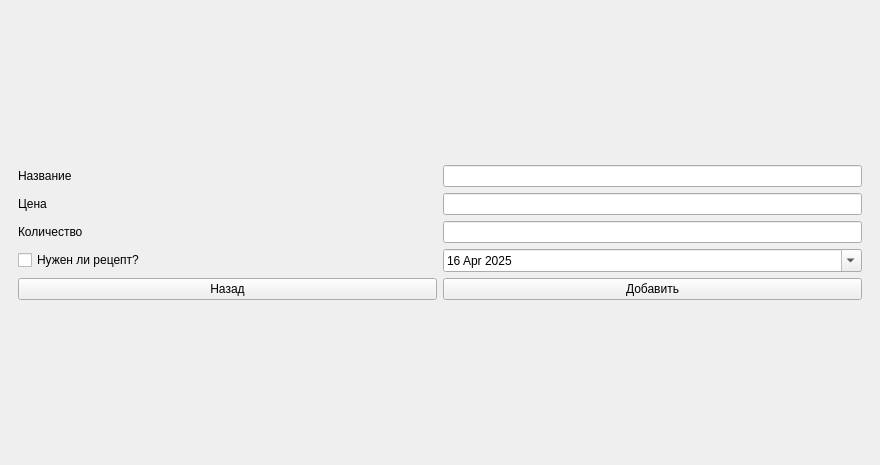
Above: mainwindow.ui from Toxicattack4up/AptekaService before the change. Below: the same form after it.
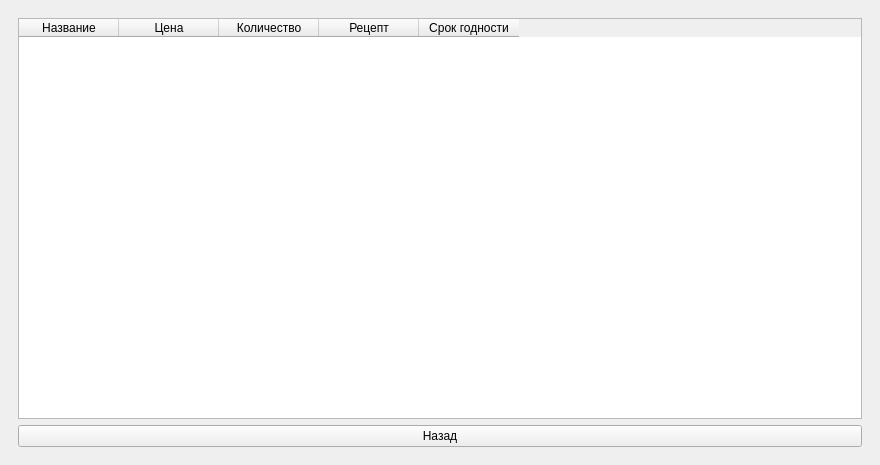
That is the form after the change.

Commit message: Новая звезда проекта: Таблица

The edit to the form file:
```diff
--- a/mainwindow.ui
+++ b/mainwindow.ui
@@ -24,7 +24,7 @@
     <item row="0" column="0">
      <widget class="QStackedWidget" name="stackedWidget">
       <property name="currentIndex">
-       <number>4</number>
+       <number>5</number>
       </property>
       <widget class="QWidget" name="page">
        <layout class="QGridLayout" name="gridLayout_3">
@@ -435,6 +435,50 @@
         </item>
        </layout>
       </widget>
+      <widget class="QWidget" name="page_view_items">
+       <layout class="QGridLayout" name="gridLayout_6">
+        <item row="0" column="0">
+         <layout class="QGridLayout" name="grid_2">
+          <item row="0" column="0">
+           <widget class="QTableWidget" name="items_table">
+            <column>
+             <property name="text">
+              <string>Название</string>
+             </property>
+            </column>
+            <column>
+             <property name="text">
+              <string>Цена</string>
+             </property>
+            </column>
+            <column>
+             <property name="text">
+              <string>Количество</string>
+             </property>
+            </column>
+            <column>
+             <property name="text">
+              <string>Рецепт</string>
+             </property>
+            </column>
+            <column>
+             <property name="text">
+              <string>Срок годности</string>
+             </property>
+            </column>
+           </widget>
+          </item>
+          <item row="1" column="0">
+           <widget class="QPushButton" name="back_pushButton">
+            <property name="text">
+             <string>Назад</string>
+            </property>
+           </widget>
+          </item>
+         </layout>
+        </item>
+       </layout>
+      </widget>
      </widget>
     </item>
    </layout>
```
